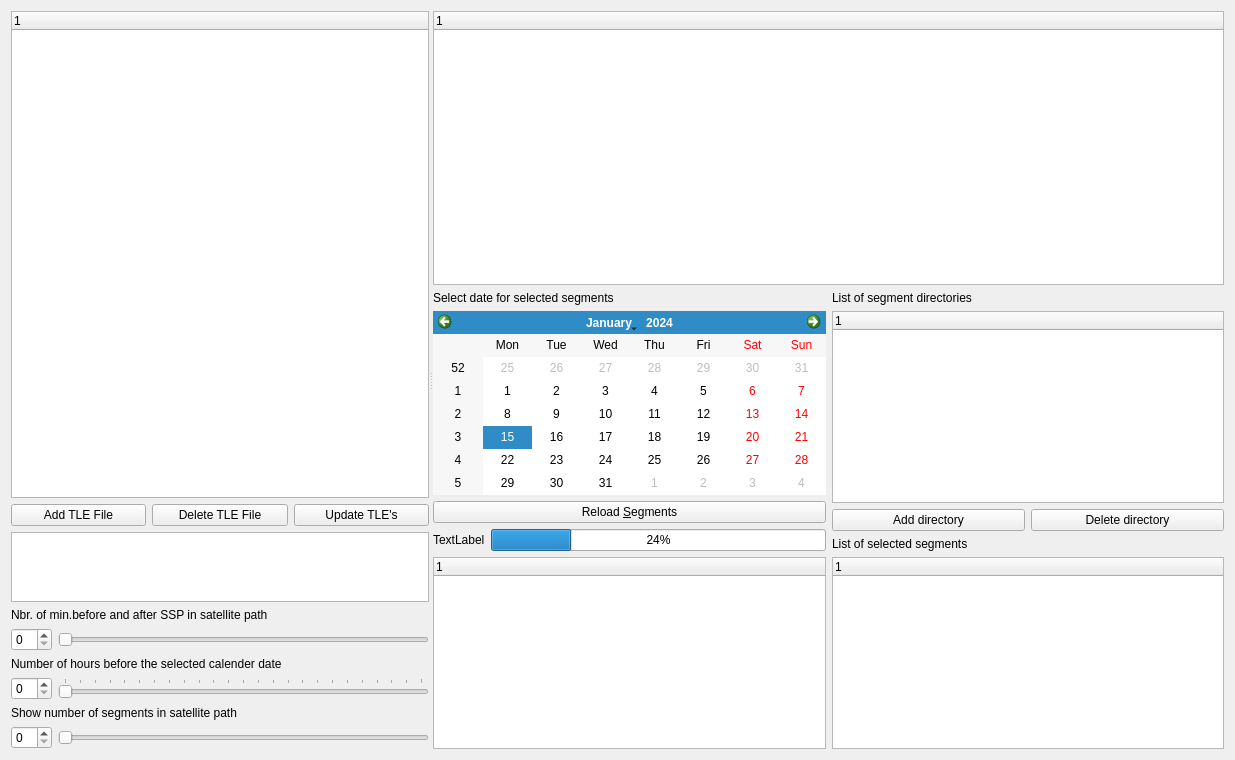
hvanruys/EUMETCastView, file core/formephem.ui: the form before one commit.
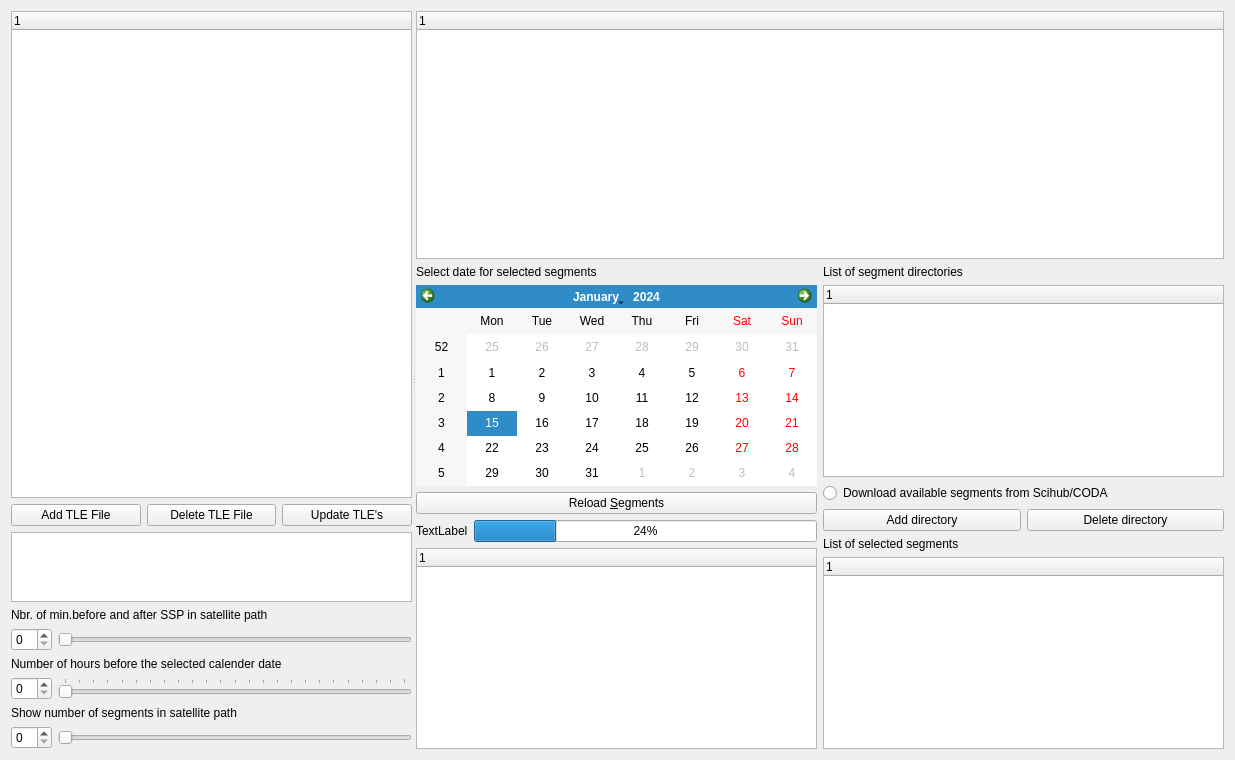
The form after the commit.

Commit message: Added receiving segments from scihub

Diff of the .ui file:
```diff
--- a/core/formephem.ui
+++ b/core/formephem.ui
@@ -261,6 +261,13 @@
                </column>
               </widget>
              </item>
+             <item>
+              <widget class="QRadioButton" name="rdbDownloadFromDatahub">
+               <property name="text">
+                <string>Download available segments from Scihub/CODA</string>
+               </property>
+              </widget>
+             </item>
              <item>
               <layout class="QHBoxLayout" name="horizontalLayout_5">
                <item>
```
The commit also changes 34 other files.
